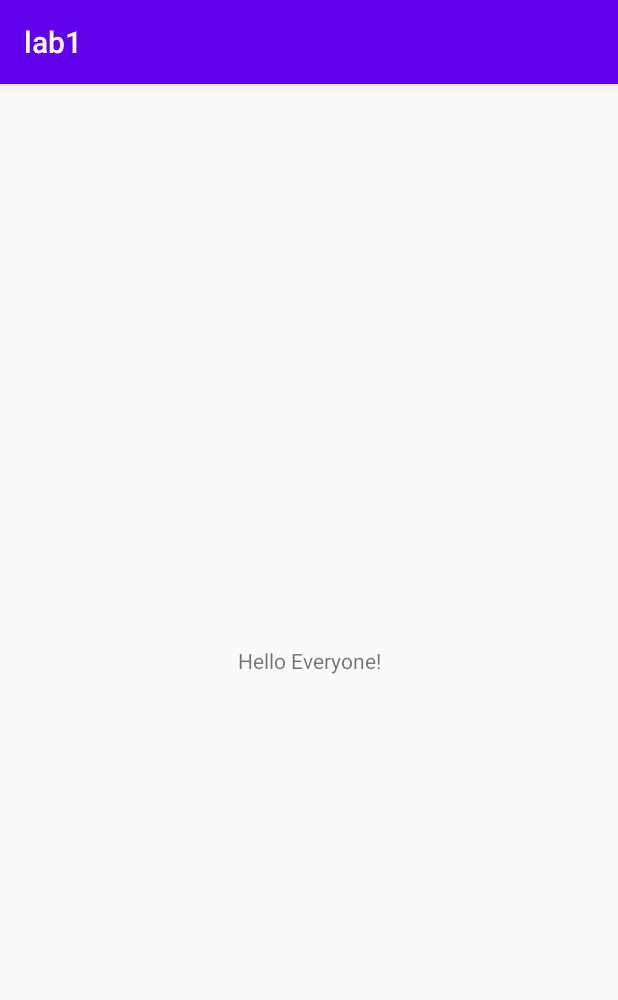
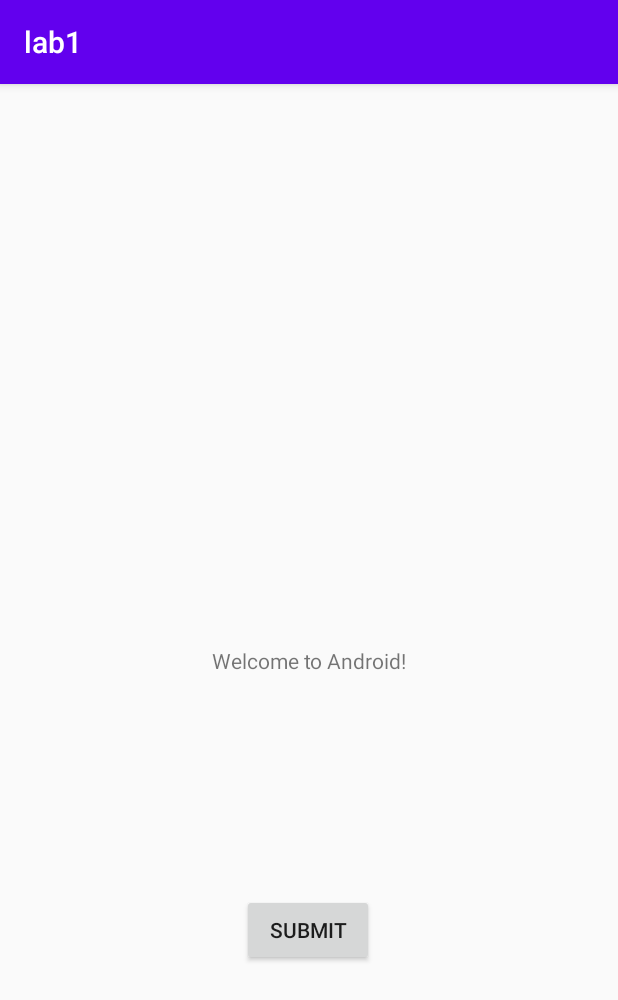
Before and after one commit to CS407-Fall-2021/lab1-brumm-ryan, an Android app: the screen it shows after launch (LabActivity), on a phone screen of 412 x 824 dp. Shown: the top 1000 px of the screen. Run offline under Robolectric (Android 15) with nearby library versions, the phone set to English and light mode, and no system bars.

Commit message:
Completed activity

```diff
--- a/app/src/main/res/layout/activity_main.xml
+++ b/app/src/main/res/layout/activity_main.xml
@@ -7,12 +7,24 @@
     tools:context=".LabActivity">
 
     <TextView
+        android:id="@+id/textView"
         android:layout_width="wrap_content"
         android:layout_height="wrap_content"
-        android:text="Hello Everyone!"
+        android:text="Welcome to Android!"
         app:layout_constraintBottom_toBottomOf="parent"
         app:layout_constraintLeft_toLeftOf="parent"
         app:layout_constraintRight_toRightOf="parent"
         app:layout_constraintTop_toTopOf="parent" />
 
+    <Button
+        android:id="@+id/button"
+        android:layout_width="wrap_content"
+        android:layout_height="wrap_content"
+        android:layout_marginBottom="180dp"
+        android:text="Submit"
+        app:layout_constraintBottom_toBottomOf="parent"
+        app:layout_constraintEnd_toEndOf="parent"
+        app:layout_constraintHorizontal_bias="0.498"
+        app:layout_constraintStart_toStartOf="parent" />
+
 </androidx.constraintlayout.widget.ConstraintLayout>
```
